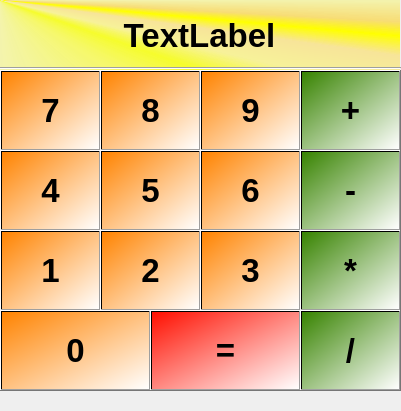
First picture: the form in calc_ui.ui, repository AlexVBodrov/qt_dev_simple, before the edit.
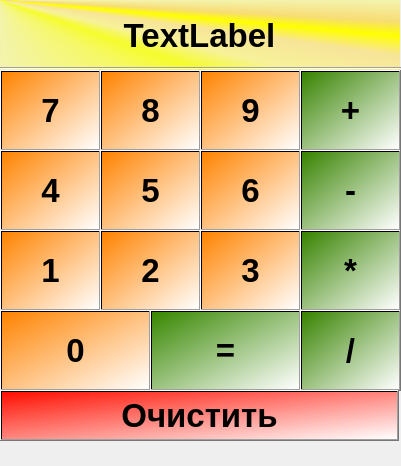
Second picture: the form after the edit.

Commit message: add Clear button

What changed in the file:
```diff
--- a/calc_ui.ui
+++ b/calc_ui.ui
@@ -7,7 +7,7 @@
     <x>0</x>
     <y>0</y>
     <width>401</width>
-    <height>411</height>
+    <height>466</height>
    </rect>
   </property>
   <property name="minimumSize">
@@ -312,7 +312,7 @@
      </font>
     </property>
     <property name="styleSheet">
-     <string notr="true">background-color: qlineargradient(spread:repeat, x1:0, y1:0, x2:1, y2:1, stop:0 rgba(255, 15, 0, 255), stop:1 rgba(255, 255, 255, 255));</string>
+     <string notr="true">background-color: qlineargradient(spread:repeat, x1:0, y1:0, x2:1, y2:1, stop:0 rgba(55, 135, 0, 255), stop:1 rgba(255, 255, 255, 255));</string>
     </property>
     <property name="text">
      <string>=</string>
@@ -410,6 +410,29 @@
      <string>/</string>
     </property>
    </widget>
+   <widget class="QPushButton" name="pushButton_equal_2">
+    <property name="geometry">
+     <rect>
+      <x>0</x>
+      <y>390</y>
+      <width>399</width>
+      <height>51</height>
+     </rect>
+    </property>
+    <property name="font">
+     <font>
+      <pointsize>25</pointsize>
+      <weight>75</weight>
+      <bold>true</bold>
+     </font>
+    </property>
+    <property name="styleSheet">
+     <string notr="true">background-color: qlineargradient(spread:repeat, x1:0, y1:0, x2:1, y2:1, stop:0 rgba(255, 15, 0, 255), stop:1 rgba(255, 255, 255, 255));</string>
+    </property>
+    <property name="text">
+     <string>Очистить</string>
+    </property>
+   </widget>
   </widget>
   <widget class="QMenuBar" name="menubar">
    <property name="geometry">
```
The commit also changes 1 other file.
